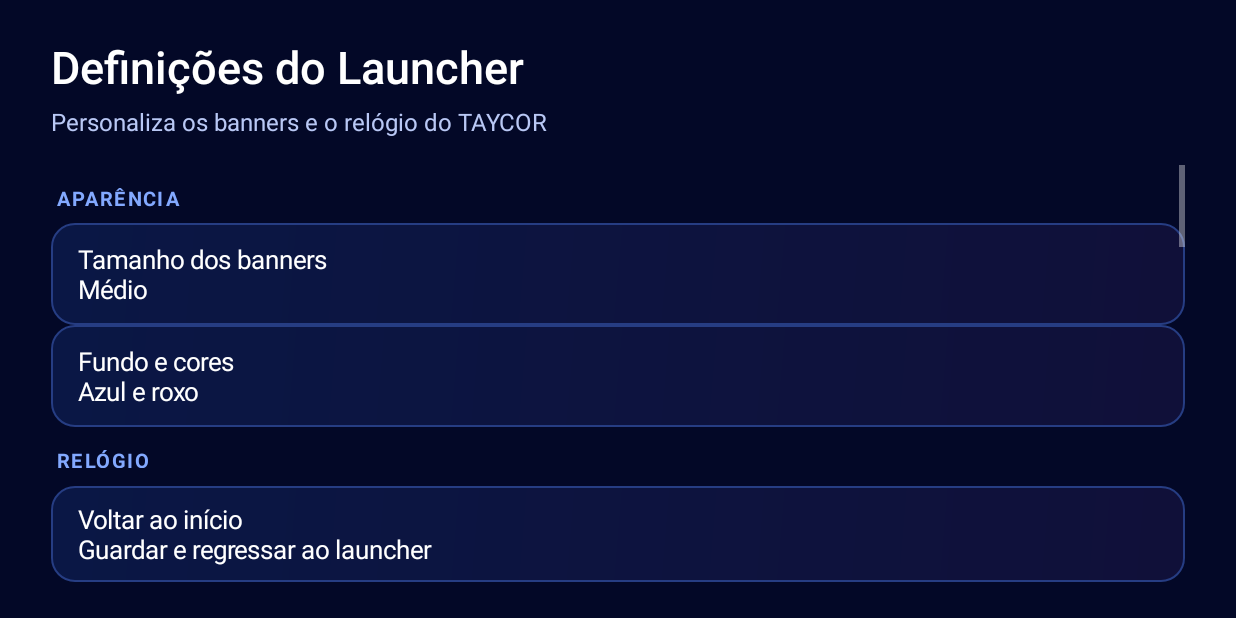
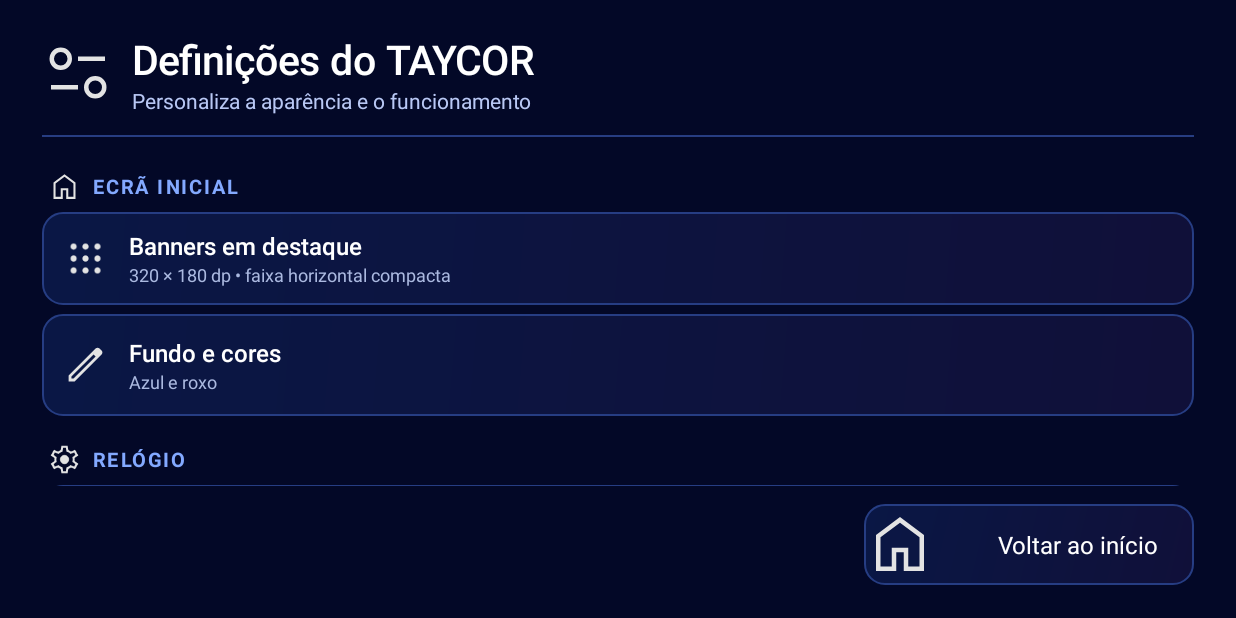
Before and after one commit to taycoreedition/launcher, an Android app: the screen it shows after launch (SettingsActivity), after a tap on "Definições", on a phone screen of 824 x 412 dp (held sideways). Run offline under Robolectric (Android 15) with nearby library versions, the phone set to English and light mode, and no system bars; 1 statement that could not run was skipped.

Commit message:
Add files via upload

```diff
--- a/app/src/main/java/com/tayson/launcher/MainActivity.java
+++ b/app/src/main/java/com/tayson/launcher/MainActivity.java
@@ -187,9 +187,11 @@ public class MainActivity extends Activity {
 
         HorizontalScrollView horizontal = new HorizontalScrollView(this);
         horizontal.setHorizontalScrollBarEnabled(false);
+        horizontal.setVerticalScrollBarEnabled(false);
+        horizontal.setHorizontalFadingEdgeEnabled(false);
         horizontal.setClipToPadding(false);
         horizontal.setFillViewport(false);
-        content.addView(horizontal, new LinearLayout.LayoutParams(-1, dp(190)));
+        content.addView(horizontal, new LinearLayout.LayoutParams(-1, dp(204)));
 
         bannerRow = new LinearLayout(this);
         bannerRow.setOrientation(LinearLayout.HORIZONTAL);
@@ -263,21 +265,11 @@ public class MainActivity extends Activity {
                 return true;
             });
 
-            LinearLayout.LayoutParams cardParams = new LinearLayout.LayoutParams(getBannerWidth(), getBannerHeight());
-            cardParams.rightMargin = dp(14);
+            LinearLayout.LayoutParams cardParams =
+                    new LinearLayout.LayoutParams(getBannerWidth(), getBannerHeight());
+            cardParams.rightMargin = dp(10);
             if (i == 0) cardParams.leftMargin = dp(2);
             bannerRow.addView(card, cardParams);
-
-            // Subtle low-cost reflection strip below the banner.
-            View reflection = new View(this);
-            GradientDrawable reflectionBg = new GradientDrawable(GradientDrawable.Orientation.TOP_BOTTOM,
-                    new int[]{0x553B7CFF, 0x002020FF});
-            reflectionBg.setCornerRadius(dp(14));
-            reflection.setBackground(reflectionBg);
-            LinearLayout.LayoutParams reflectionParams = new LinearLayout.LayoutParams(getBannerWidth(), dp(10));
-            reflectionParams.rightMargin = dp(14);
-            reflection.setAlpha(0.55f);
-            bannerRow.addView(reflection, reflectionParams);
         }
 
         if (pinnedPackages.size() < MAX_PINS) {
@@ -349,7 +341,7 @@ public class MainActivity extends Activity {
         label.setEllipsize(android.text.TextUtils.TruncateAt.END);
         label.setTypeface(Typeface.create("sans-serif-medium", Typeface.NORMAL));
         LinearLayout.LayoutParams labelParams = new LinearLayout.LayoutParams(-1, -2);
-        labelParams.topMargin = dp(9);
+        labelParams.topMargin = dp(5);
         card.addView(label, labelParams);
 
         card.setOnFocusChangeListener((v, focused) -> {
@@ -545,10 +537,13 @@ public class MainActivity extends Activity {
         column.addView(gap, new LinearLayout.LayoutParams(-1, dp(18)));
 
         appsGrid = new GridView(this);
-        appsGrid.setNumColumns(4);
-        appsGrid.setHorizontalSpacing(dp(16));
-        appsGrid.setVerticalSpacing(dp(16));
+        appsGrid.setNumColumns(GridView.AUTO_FIT);
+        appsGrid.setColumnWidth(dp(160));
+        appsGrid.setHorizontalSpacing(dp(12));
+        appsGrid.setVerticalSpacing(dp(12));
         appsGrid.setStretchMode(GridView.STRETCH_COLUMN_WIDTH);
+        appsGrid.setHorizontalScrollBarEnabled(false);
+        appsGrid.setVerticalScrollBarEnabled(false);
         appsGrid.setSelector(android.R.color.transparent);
         appsGrid.setOnItemClickListener((parent, view, position, id) -> {
             String pkg = appsList.get(position).packageName;
@@ -583,8 +578,8 @@ public class MainActivity extends Activity {
         card.setGravity(Gravity.CENTER);
         card.setFocusable(true);
         card.setClickable(true);
-        card.setPadding(dp(10), dp(10), dp(10), dp(10));
-        card.setLayoutParams(new AbsListView.LayoutParams(-1, dp(150)));
+        card.setPadding(dp(6), dp(6), dp(6), dp(6));
+        card.setLayoutParams(new AbsListView.LayoutParams(-1, dp(164)));
 
         int[] colors = gradients[index % gradients.length];
         GradientDrawable bg = new GradientDrawable(GradientDrawable.Orientation.TL_BR,
@@ -597,7 +592,7 @@ public class MainActivity extends Activity {
         try { icon.setImageDrawable(pm.getApplicationIcon(info)); }
         catch (Exception ignored) { }
         icon.setScaleType(ImageView.ScaleType.FIT_CENTER);
-        card.addView(icon, new LinearLayout.LayoutParams(dp(64), dp(64)));
+        card.addView(icon, new LinearLayout.LayoutParams(dp(108), dp(108)));
 
         TextView label = new TextView(this);
         label.setText(pm.getApplicationLabel(info));
@@ -608,7 +603,7 @@ public class MainActivity extends Activity {
         label.setEllipsize(android.text.TextUtils.TruncateAt.END);
         label.setTypeface(Typeface.create("sans-serif-medium", Typeface.NORMAL));
         LinearLayout.LayoutParams labelParams = new LinearLayout.LayoutParams(-1, -2);
-        labelParams.topMargin = dp(9);
+        labelParams.topMargin = dp(5);
         card.addView(label, labelParams);
 
         card.setOnFocusChangeListener((v, focused) -> {
@@ -698,20 +693,16 @@ public class MainActivity extends Activity {
     }
 
     private int getBannerWidth() {
-        String size = preferences.getString("banner_size", "medium");
-        return dp("small".equals(size) ? 196 : ("large".equals(size) ? 280 : 242));
+        return dp(320);
     }
     private int getBannerHeight() {
-        String size = preferences.getString("banner_size", "medium");
-        return dp("small".equals(size) ? 126 : ("large".equals(size) ? 174 : 150));
+        return dp(180);
     }
     private int getBannerIconSize() {
-        String size = preferences.getString("banner_size", "medium");
-        return dp("small".equals(size) ? 50 : ("large".equals(size) ? 74 : 62));
+        return dp(76);
     }
     private float getBannerTextSize() {
-        String size = preferences.getString("banner_size", "medium");
-        return "small".equals(size) ? 15f : ("large".equals(size) ? 21f : 18f);
+        return 18f;
     }
     private float getClockTextSize() {
         String style = preferences.getString("clock_style", "classic");
--- a/app/src/main/java/com/tayson/launcher/SettingsActivity.java
+++ b/app/src/main/java/com/tayson/launcher/SettingsActivity.java
@@ -2,6 +2,7 @@ package com.tayson.launcher;
 
 import android.app.Activity;
 import android.app.AlertDialog;
+import android.content.Intent;
 import android.graphics.Color;
 import android.graphics.Typeface;
 import android.graphics.drawable.GradientDrawable;
@@ -10,158 +11,268 @@ import android.view.Gravity;
 import android.view.KeyEvent;
 import android.view.View;
 import android.view.WindowManager;
+import android.widget.ImageView;
 import android.widget.LinearLayout;
 import android.widget.ScrollView;
 import android.widget.TextView;
 import android.widget.Toast;
 
-/** Native settings page for TAYCOR Launcher. */
+/** Native, remote-friendly settings page for TAYCOR Launcher. */
 public class SettingsActivity extends Activity {
     private android.content.SharedPreferences prefs;
     private LinearLayout list;
 
     @Override protected void onCreate(Bundle state) {
         super.onCreate(state);
-        getWindow().setFlags(WindowManager.LayoutParams.FLAG_FULLSCREEN, WindowManager.LayoutParams.FLAG_FULLSCREEN);
+        getWindow().setFlags(WindowManager.LayoutParams.FLAG_FULLSCREEN,
+                WindowManager.LayoutParams.FLAG_FULLSCREEN);
         getWindow().getDecorView().setSystemUiVisibility(View.SYSTEM_UI_FLAG_FULLSCREEN
                 | View.SYSTEM_UI_FLAG_HIDE_NAVIGATION | View.SYSTEM_UI_FLAG_IMMERSIVE_STICKY);
         prefs = getSharedPreferences("tayson_launcher_prefs", MODE_PRIVATE);
 
         LinearLayout root = new LinearLayout(this);
         root.setOrientation(LinearLayout.VERTICAL);
-        root.setPadding(dp(34), dp(24), dp(34), dp(24));
+        root.setPadding(dp(28), dp(20), dp(28), dp(18));
         root.setBackgroundColor(0xFF030827);
 
+        LinearLayout heading = new LinearLayout(this);
+        heading.setOrientation(LinearLayout.HORIZONTAL);
+        heading.setGravity(Gravity.CENTER_VERTICAL);
+
+        ImageView headingIcon = icon(R.drawable.ic_launcher_settings, 42);
+        heading.addView(headingIcon, new LinearLayout.LayoutParams(dp(48), dp(48)));
+
+        LinearLayout headingText = new LinearLayout(this);
+        headingText.setOrientation(LinearLayout.VERTICAL);
+        headingText.setPadding(dp(12), 0, 0, 0);
         TextView title = new TextView(this);
-        title.setText("Definições do Launcher");
+        title.setText("Definições do TAYCOR");
         title.setTextColor(Color.WHITE);
-        title.setTextSize(30);
+        title.setTextSize(27);
         title.setTypeface(Typeface.create("sans-serif-medium", Typeface.NORMAL));
-        root.addView(title, new LinearLayout.LayoutParams(-1, -2));
+        headingText.addView(title);
+        TextView subtitle = new TextView(this);
+        subtitle.setText("Personaliza a aparência e o funcionamento");
+        subtitle.setTextColor(0xFFB9C8F5);
+        subtitle.setTextSize(14);
+        headingText.addView(subtitle);
+        heading.addView(headingText, new LinearLayout.LayoutParams(0, -2, 1f));
+        root.addView(heading, new LinearLayout.LayoutParams(-1, dp(58)));
 
-        TextView subtitle = new TextView(this);
-        subtitle.setText("Personaliza os banners e o relógio do TAYCOR");
-        subtitle.setTextColor(0xFFB9C8F5);
-        subtitle.setTextSize(16);
-        LinearLayout.LayoutParams subParams = new LinearLayout.LayoutParams(-1, -2);
-        subParams.topMargin = dp(5);
-        subParams.bottomMargin = dp(18);
-        root.addView(subtitle, subParams);
+        View line = new View(this);
+        line.setBackgroundColor(0xFF273D82);
+        LinearLayout.LayoutParams lineParams = new LinearLayout.LayoutParams(-1, dp(1));
+        lineParams.topMargin = dp(12);
+        lineParams.bottomMargin = dp(10);
+        root.addView(line, lineParams);
 
         ScrollView scroll = new ScrollView(this);
+        scroll.setFillViewport(false);
+        scroll.setVerticalScrollBarEnabled(false);
+        scroll.setHorizontalScrollBarEnabled(false);
         list = new LinearLayout(this);
         list.setOrientation(LinearLayout.VERTICAL);
         scroll.addView(list);
         root.addView(scroll, new LinearLayout.LayoutParams(-1, 0, 1f));
 
-        addSection("APARÊNCIA");
-        addOption("Tamanho dos banners", bannerSummary(), new String[]{"Pequeno", "Médio", "Grande"},
-                new String[]{"small", "medium", "large"}, "banner_size");
-        addOption("Fundo e cores", backgroundSummary(), new String[]{"Azul e roxo", "Azul profundo"},
-                new String[]{"waves", "deep"}, "background_style");
+        addSection("ECRÃ INICIAL", R.drawable.ic_home);
+        addInfo("Banners em destaque", "320 × 180 dp • faixa horizontal compacta",
+                R.drawable.ic_apps);
+        addOption("Fundo e cores", backgroundSummary(),
+                new String[]{"Azul e roxo", "Azul profundo"},
+                new String[]{"waves", "deep"}, "background_style", R.drawable.ic_edit);
 
-        addSection("RELÓGIO");
-        addOption("Estilo do relógio", clockSummary(), new String[]{"Clássico", "Compacto", "Negrito"},
-                new String[]{"classic", "compact", "bold"}, "clock_style");
-        addOption("Formato da hora", formatSummary(), new String[]{"24 horas", "12 horas"},
-                new String[]{"24", "12"}, "clock_format");
-        addOption("Cor do relógio", colorSummary(), new String[]{"Branco", "Azul", "Roxo"},
-                new String[]{"white", "blue", "purple"}, "clock_color");
+        addSection("RELÓGIO", R.drawable.ic_settings);
+        addOption("Estilo do relógio", clockSummary(),
+                new String[]{"Clássico", "Compacto", "Negrito"},
+                new String[]{"classic", "compact", "bold"}, "clock_style", R.drawable.ic_edit);
+        addOption("Formato da hora", formatSummary(),
+                new String[]{"24 horas", "12 horas"},
+                new String[]{"24", "12"}, "clock_format", R.drawable.ic_edit);
+        addOption("Cor do relógio", colorSummary(),
+                new String[]{"Branco", "Azul", "Roxo"},
+                new String[]{"white", "blue", "purple"}, "clock_color", R.drawable.ic_edit);
 
-        addSection("APLICAÇÕES");
-        addInfo("Gerir destaques", "No início, mantém OK pressionado num banner para substituir, remover ou mover");
+        addSection("APLICAÇÕES", R.drawable.ic_apps);
+        addInfo("Gaveta de aplicações", "Ícones de 108 × 108 dp • grelha adaptável",
+                R.drawable.ic_apps);
+        addInfo("Gerir destaques", "Mantém OK pressionado num banner para gerir",
+                R.drawable.ic_edit);
 
-        addSection("SISTEMA");
-        addInfo("Versão", "TAYCOR Launcher 2.1");
-        addInfo("Compatibilidade", "Android 5.0 ou superior • otimizado para Android 7.1");
-        TextView androidSettings = makeRow("Definições do Android", "Abrir as configurações gerais do dispositivo");
-        androidSettings.setOnClickListener(v -> {
-            try { startActivity(new android.content.Intent(android.provider.Settings.ACTION_SETTINGS)); }
-            catch (Exception e) { Toast.makeText(this, "Não foi possível abrir as definições.", Toast.LENGTH_SHORT).show(); }
-        });
-        list.addView(androidSettings, new LinearLayout.LayoutParams(-1, dp(64)));
+        addSection("SISTEMA", R.drawable.ic_launcher_settings);
+        addInfo("Versão", "TAYCOR Launcher 2.2", R.drawable.ic_refresh);
+        addInfo("Compatibilidade", "Android 5.0 ou superior • Android 7.1",
+                R.drawable.ic_toggle_on);
 
-        TextView back = makeRow("Voltar ao início", "Guardar e regressar ao launcher");
+        addAction("Definições do Android", "Abrir as configurações do dispositivo",
+                R.drawable.ic_settings, () -> {
+                    try {
+                        startActivity(new Intent(android.provider.Settings.ACTION_SETTINGS));
+                    } catch (Exception e) {
+                        Toast.makeText(this, "Não foi possível abrir as definições.",
+                                Toast.LENGTH_SHORT).show();
+                    }
+                });
+
+        LinearLayout bottom = new LinearLayout(this);
+        bottom.setGravity(Gravity.RIGHT | Gravity.CENTER_VERTICAL);
+        bottom.setOrientation(LinearLayout.HORIZONTAL);
+        TextView back = actionButton("Voltar ao início", R.drawable.ic_home);
         back.setOnClickListener(v -> finish());
-        LinearLayout.LayoutParams backParams = new LinearLayout.LayoutParams(-1, dp(64));
-        backParams.topMargin = dp(12);
-        root.addView(back, backParams);
+        bottom.addView(back, new LinearLayout.LayoutParams(dp(220), dp(54)));
+        LinearLayout.LayoutParams bottomParams = new LinearLayout.LayoutParams(-1, dp(62));
+        bottomParams.topMargin = dp(8);
+        root.addView(bottom, bottomParams);
+
         setContentView(root);
         if (list.getChildCount() > 1) list.getChildAt(1).requestFocus();
     }
 
-    private void addSection(String label) {
-        TextView t = new TextView(this);
-        t.setText(label);
-        t.setTextColor(0xFF83A9FF);
-        t.setTextSize(13);
-        t.setTypeface(Typeface.DEFAULT_BOLD);
-        t.setLetterSpacing(0.12f);
-        t.setPadding(dp(4), dp(13), dp(4), dp(7));
-        list.addView(t);
+    private void addSection(String label, int iconRes) {
+        LinearLayout section = new LinearLayout(this);
+        section.setOrientation(LinearLayout.HORIZONTAL);
+        section.setGravity(Gravity.CENTER_VERTICAL);
+        section.setPadding(dp(4), dp(12), dp(4), dp(6));
+        section.addView(icon(iconRes, 18),
+                new LinearLayout.LayoutParams(dp(22), dp(22)));
+        TextView text = new TextView(this);
+        text.setText(label);
+        text.setTextColor(0xFF83A9FF);
+        text.setTextSize(13);
+        text.setTypeface(Typeface.DEFAULT_BOLD);
+        text.setLetterSpacing(0.12f);
+        LinearLayout.LayoutParams textParams = new LinearLayout.LayoutParams(-2, -2);
+        textParams.leftMargin = dp(8);
+        section.addView(text, textParams);
+        list.addView(section);
     }
 
-    private void addOption(String title, String summary, String[] labels, String[] values, String key) {
-        TextView row = makeRow(title, summary);
+    private void addOption(String title, String summary, String[] labels,
+                           String[] values, String key, int iconRes) {
+        LinearLayout row = makeRow(title, summary, iconRes);
         row.setOnClickListener(v -> {
             int selected = 0;
             String current = prefs.getString(key, values[Math.min(1, values.length - 1)]);
-            for (int i = 0; i < values.length; i++) if (values[i].equals(current)) selected = i;
-            new AlertDialog.Builder(this).setTitle(title).setSingleChoiceItems(labels, selected, (dialog, which) -> {
-                prefs.edit().putString(key, values[which]).apply();
-                dialog.dismiss();
-                recreate();
-            }).setNegativeButton("Cancelar", null).show();
+            for (int i = 0; i < values.length; i++) {
+                if (values[i].equals(current)) selected = i;
+            }
+            new AlertDialog.Builder(this).setTitle(title)
+                    .setSingleChoiceItems(labels, selected, (dialog, which) -> {
+                        prefs.edit().putString(key, values[which]).apply();
+                        dialog.dismiss();
+                        recreate();
+                    }).setNegativeButton("Cancelar", null).show();
         });
-        list.addView(row, new LinearLayout.LayoutParams(-1, dp(68)));
+        addRow(row, 68);
     }
 
-    private void addInfo(String title, String summary) {
-        list.addView(makeRow(title, summary), new LinearLayout.LayoutParams(-1, dp(64)));
+    private void addInfo(String title, String summary, int iconRes) {
+        addRow(makeRow(title, summary, iconRes), 62);
     }
 
-    private TextView makeRow(String title, String summary) {
-        TextView row = new TextView(this);
-        row.setText(title + "\n" + summary);
-        row.setTextColor(Color.WHITE);
-        row.setTextSize(17);
+    private void addAction(String title, String summary, int iconRes, View.OnClickListener action) {
+        LinearLayout row = makeRow(title, summary, iconRes);
+        row.setOnClickListener(action);
+        addRow(row, 64);
+    }
+
+    private void addRow(View row, int height) {
+        LinearLayout.LayoutParams p = new LinearLayout.LayoutParams(-1, dp(height));
+        p.bottomMargin = dp(6);
+        list.addView(row, p);
+    }
+
+    private LinearLayout makeRow(String title, String summary, int iconRes) {
+        LinearLayout row = new LinearLayout(this);
+        row.setOrientation(LinearLayout.HORIZONTAL);
         row.setGravity(Gravity.CENTER_VERTICAL);
-        row.setPadding(dp(18), dp(7), dp(18), dp(7));
+        row.setPadding(dp(14), dp(6), dp(16), dp(6));
         row.setFocusable(true);
         row.setClickable(true);
         row.setBackground(rowBackground(false));
+
+        ImageView image = icon(iconRes, 26);
+        row.addView(image, new LinearLayout.LayoutParams(dp(30), dp(30)));
+
+        LinearLayout texts = new LinearLayout(this);
+        texts.setOrientation(LinearLayout.VERTICAL);
+        texts.setPadding(dp(14), 0, 0, 0);
+        TextView name = new TextView(this);
+        name.setText(title);
+        name.setTextColor(Color.WHITE);
+        name.setTextSize(16);
+        name.setTypeface(Typeface.create("sans-serif-medium", Typeface.NORMAL));
+        texts.addView(name);
+        TextView detail = new TextView(this);
+        detail.setText(summary);
+        detail.setTextColor(0xFFABB9E0);
+        detail.setTextSize(12);
+        detail.setSingleLine(true);
+        detail.setEllipsize(android.text.TextUtils.TruncateAt.END);
+        texts.addView(detail);
+        row.addView(texts, new LinearLayout.LayoutParams(0, -2, 1f));
+
         row.setOnFocusChangeListener((v, focused) -> row.setBackground(rowBackground(focused)));
         return row;
     }
 
+    private TextView actionButton(String title, int iconRes) {
+        TextView button = new TextView(this);
+        button.setText("  " + title);
+        button.setCompoundDrawablesWithIntrinsicBounds(iconRes, 0, 0, 0);
+        button.setCompoundDrawablePadding(dp(10));
+        button.setTextColor(Color.WHITE);
+        button.setTextSize(16);
+        button.setGravity(Gravity.CENTER);
+        button.setFocusable(true);
+        button.setBackground(rowBackground(false));
+        button.setOnFocusChangeListener((v, focused) -> button.setBackground(rowBackground(focused)));
+        return button;
+    }
+
+    private ImageView icon(int res, int size) {
+        ImageView image = new ImageView(this);
+        image.setImageResource(res);
+        image.setScaleType(ImageView.ScaleType.FIT_CENTER);
+        image.setContentDescription(null);
+        return image;
+    }
+
     private GradientDrawable rowBackground(boolean focused) {
         GradientDrawable bg = new GradientDrawable(GradientDrawable.Orientation.TL_BR,
-                focused ? new int[]{0xFF123E91, 0xFF32106C} : new int[]{0xFF0A1745, 0xFF101039});
-        bg.setCornerRadius(dp(15));
-        bg.setStroke(dp(focused ? 2 : 1), focused ? 0xFF8BEAFF : 0xFF263D83);
+                focused ? new int[]{0xFF123E91, 0xFF32106C}
+                        : new int[]{0xFF0A1745, 0xFF101039});
+        bg.setCornerRadius(dp(13));
+        bg.setStroke(dp(focused ? 2 : 1),
+                focused ? 0xFF8BEAFF : 0xFF263D83);
         return bg;
     }
 
-    private String bannerSummary() {
-        String v = prefs.getString("banner_size", "medium");
-        return "small".equals(v) ? "Pequeno" : ("large".equals(v) ? "Grande" : "Médio");
-    }
     private String backgroundSummary() {
-        return "deep".equals(prefs.getString("background_style", "waves")) ? "Azul profundo" : "Azul e roxo";
+        return "deep".equals(prefs.getString("background_style", "waves"))
+                ? "Azul profundo" : "Azul e roxo";
     }
     private String clockSummary() {
         String v = prefs.getString("clock_style", "classic");
         return "compact".equals(v) ? "Compacto" : ("bold".equals(v) ? "Negrito" : "Clássico");
     }
-    private String formatSummary() { return "12".equals(prefs.getString("clock_format", "24")) ? "12 horas" : "24 horas"; }
+    private String formatSummary() {
+        return "12".equals(prefs.getString("clock_format", "24")) ? "12 horas" : "24 horas";
+    }
     private String colorSummary() {
         String v = prefs.getString("clock_color", "white");
         return "blue".equals(v) ? "Azul" : ("purple".equals(v) ? "Roxo" : "Branco");
     }
-    private int dp(float n) { return (int)(n * getResources().getDisplayMetrics().density + 0.5f); }
+
+    private int dp(float n) {
+        return (int) (n * getResources().getDisplayMetrics().density + 0.5f);
+    }
 
     @Override public boolean onKeyDown(int keyCode, KeyEvent event) {
-        if (keyCode == KeyEvent.KEYCODE_BACK) { finish(); return true; }
+        if (keyCode == KeyEvent.KEYCODE_BACK) {
+            finish();
+            return true;
+        }
         return super.onKeyDown(keyCode, event);
     }
 }
```
